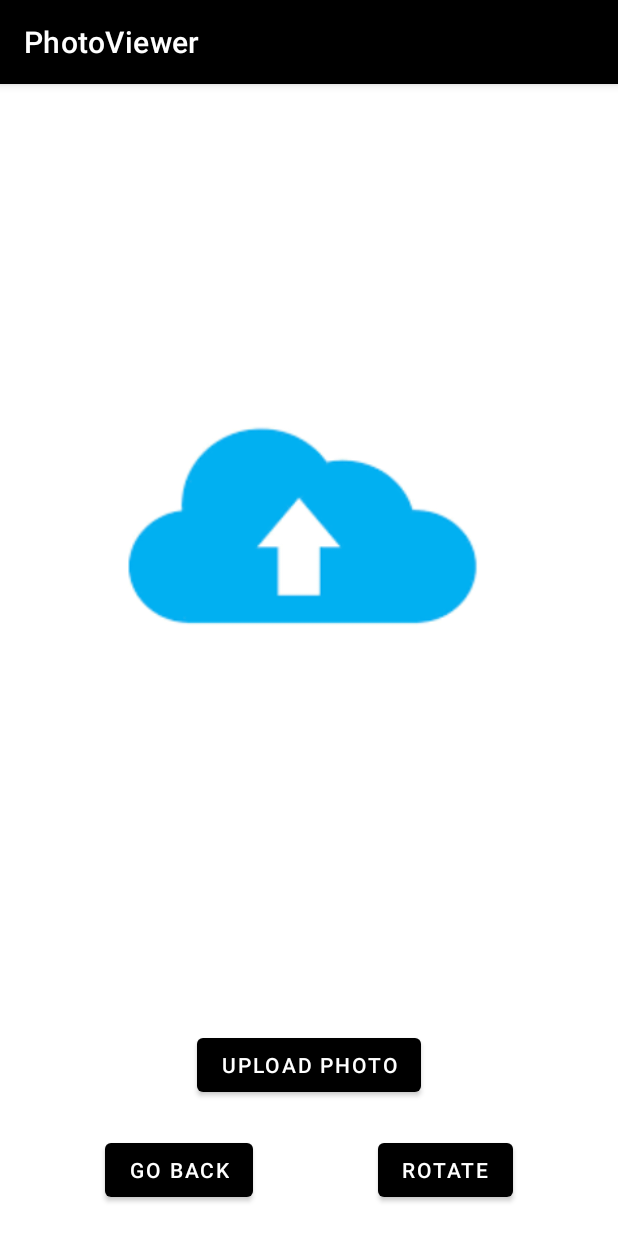
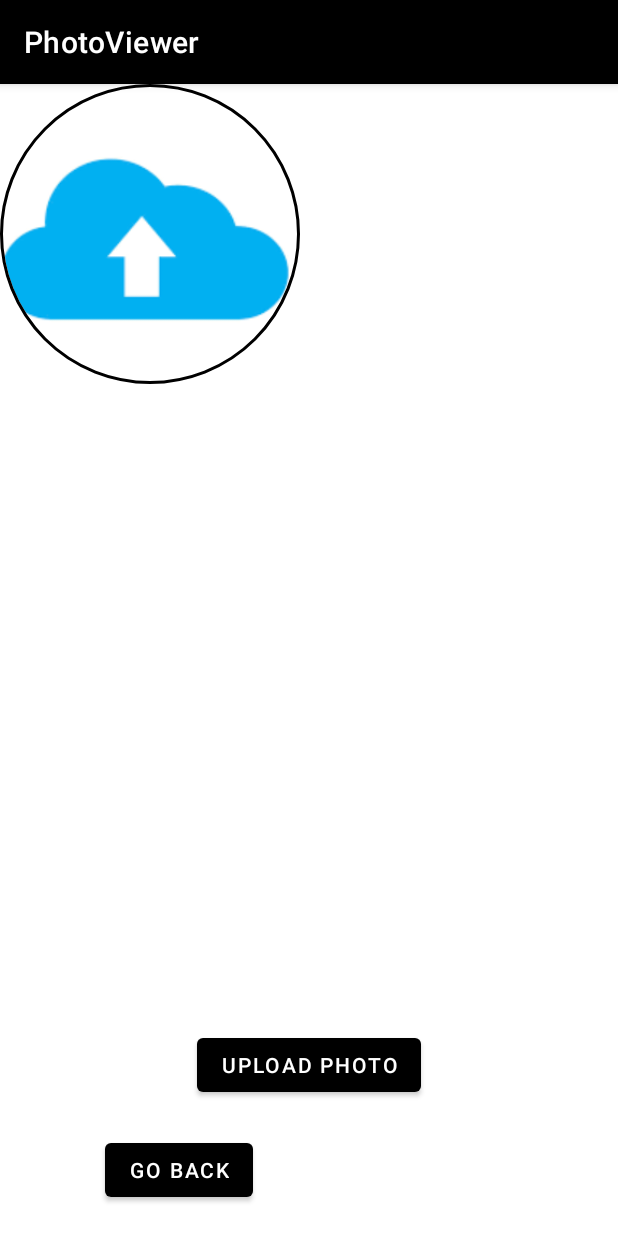
Before and after one commit to phillipinseoul/PhotoViewer, an Android app: the UploadActivity screen opened directly, with no data from a screen before it, on a phone screen of 412 x 824 dp. Run offline under Robolectric (Android 15) with nearby library versions, the phone set to English and light mode, and no system bars; our stand-ins replace CircleImageView; 1 statement that could not run was skipped.

Commit message:
add circularImage

```diff
--- a/app/build.gradle
+++ b/app/build.gradle
@@ -36,4 +36,7 @@ dependencies {
     testImplementation 'junit:junit:4.+'
     androidTestImplementation 'androidx.test.ext:junit:1.1.2'
     androidTestImplementation 'androidx.test.espresso:espresso-core:3.3.0'
+
+    // Circle Imageview
+    implementation 'de.hdodenhof:circleimageview:3.1.0'
 }
--- a/app/src/main/res/layout/activity_upload.xml
+++ b/app/src/main/res/layout/activity_upload.xml
@@ -5,6 +5,16 @@
     android:layout_width="match_parent"
     android:layout_height="match_parent"
     tools:context=".UploadActivity">
+
+
+    <de.hdodenhof.circleimageview.CircleImageView
+        xmlns:app="http://schemas.android.com/apk/res-auto"
+        android:id="@+id/profile_image"
+        android:layout_width="200dp"
+        android:layout_height="200dp"
+        android:src="@drawable/upload_image"
+        app:civ_border_width="2dp"
+        app:civ_border_color="#FF000000"/>
 
 
     <Button
@@ -29,24 +39,4 @@
         android:onClick="BackToMain"
         android:text="Go Back" />
 
-    <!--ImageView on which the uploaded image will be set-->
-    <ImageView
-        android:id="@+id/imageView"
-        android:layout_width="351dp"
-        android:layout_height="530dp"
-        android:layout_centerHorizontal="true"
-        android:layout_marginTop="25dp"
-        app:srcCompat="@drawable/upload_image" />
-
-    <Button
-        android:id="@+id/rotateBtn"
-        android:layout_width="wrap_content"
-        android:layout_height="wrap_content"
-        android:layout_alignParentRight="true"
-        android:layout_alignParentBottom="true"
-        android:layout_marginRight="70dp"
-        android:layout_marginBottom="20dp"
-        android:onClick="rotateBtnClick"
-        android:text="Rotate" />
-
 </RelativeLayout>
```
